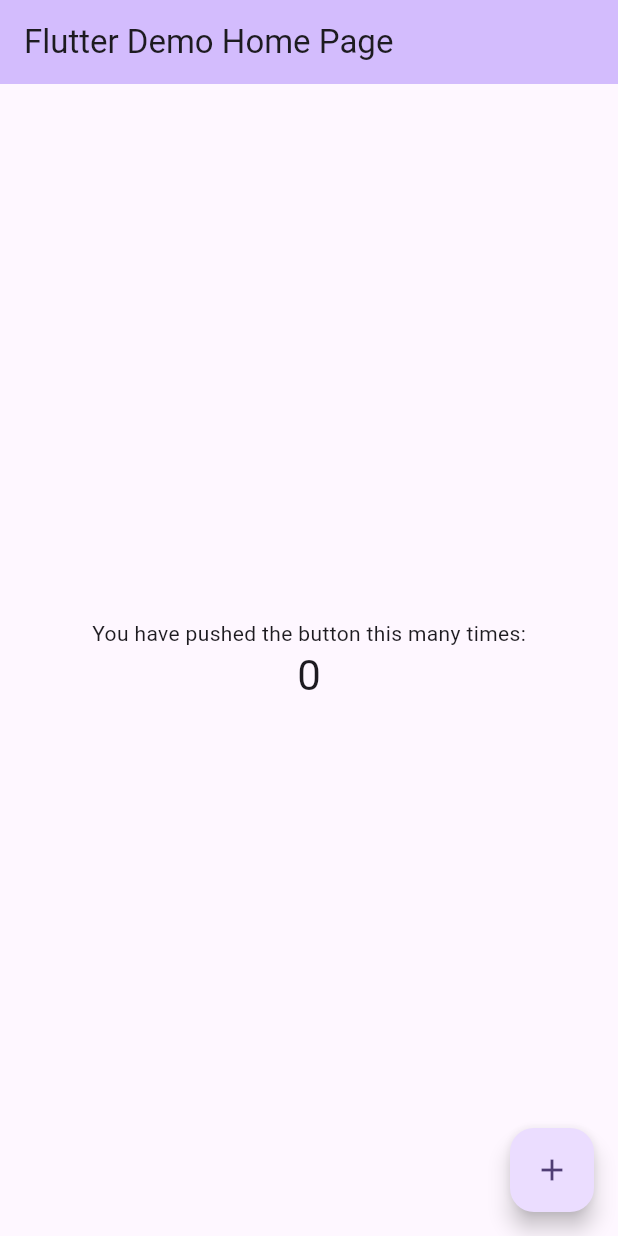
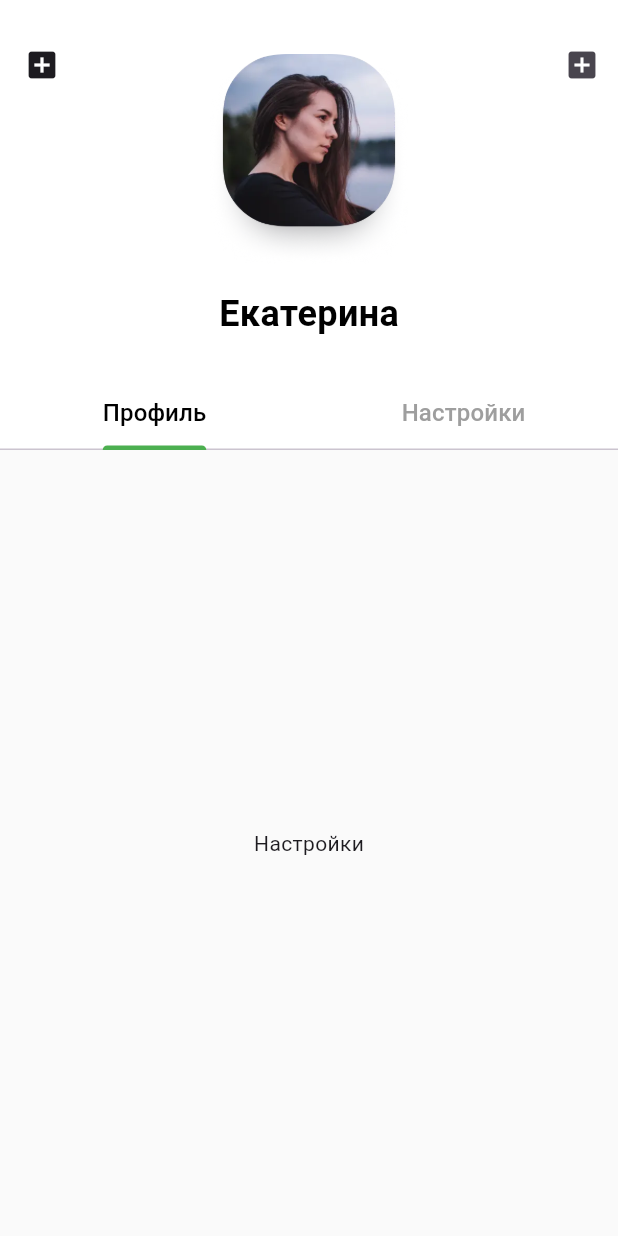
Before and after one commit to anton418788/BankScreen, a Flutter app: the screen it shows after launch, on a phone screen of 412 x 824 dp. Run offline on Flutter 3.47's test engine with Material 3 defaults, Android fonts, the light colour scheme and no system bars.

Commit message:
+main page + assets + tabs

```diff
--- a/lib/main.dart
+++ b/lib/main.dart
@@ -1,4 +1,7 @@
+
 import 'package:flutter/material.dart';
+
+import 'hover.dart';
 
 void main() {
   runApp(const MyApp());
@@ -70,56 +73,103 @@
 
   @override
   Widget build(BuildContext context) {
-    // This method is rerun every time setState is called, for instance as done
-    // by the _incrementCounter method above.
-    //
-    // The Flutter framework has been optimized to make rerunning build methods
-    // fast, so that you can just rebuild anything that needs updating rather
-    // than having to individually change instances of widgets.
     return Scaffold(
-      appBar: AppBar(
-        // TRY THIS: Try changing the color here to a specific color (to
-        // Colors.amber, perhaps?) and trigger a hot reload to see the AppBar
-        // change color while the other colors stay the same.
-        backgroundColor: Theme.of(context).colorScheme.inversePrimary,
-        // Here we take the value from the MyHomePage object that was created by
-        // the App.build method, and use it to set our appbar title.
-        title: Text(widget.title),
+        backgroundColor: Colors.white,
+        body: DefaultTabController(
+          length: 2,
+          child: SafeArea(
+            left: false,
+            right: false,
+            bottom: false,
+            child: NestedScrollView(
+              headerSliverBuilder: (context, value) {
+                return [
+                SliverAppBar(
+                  backgroundColor: Colors.white,
+                  elevation: 2.0,
+                  pinned: true,
+                  floating: false,
+                  expandedHeight: 300.0,
+                  actions: [
+                    IconButton(
+                      padding: const EdgeInsets.only(top: 30.0),
+                      icon: const Icon(Icons.add_box),
+                      onPressed: () {},
+                    )
+                  ],
+                  leading: IconButton(
+                    padding: const EdgeInsets.only(top: 30.0),
+                    icon: const Icon(Icons.add_box),
+                    onPressed: () {},
                   ),
-      body: Center(
-        // Center is a layout widget. It takes a single child and positions it
-        // in the middle of the parent.
+                  bottom: const TabBar(
+                    indicatorColor: Colors.green,
+                    unselectedLabelColor: Colors.grey,
+                    labelColor: Colors.black,
+                    tabs: <Widget>[
+                      Tab(
+                        child: Text(
+                          'Профиль',
+                          style: TextStyle(
+                            fontSize: 16.0,
+                            fontWeight: FontWeight.w500,
+                          ),
+                        ),
+                      ),
+                      Tab(
+                        child: Text('Настройки',
+                            style: TextStyle(
+                              fontSize: 16.0,
+                              fontWeight: FontWeight.w500,
+                            )),
+                      ),
+                    ],
+                  ),
+                  flexibleSpace: FlexibleSpaceBar(
+                    collapseMode: CollapseMode.pin,
+                    background: Center(
                       child: Column(
-          // Column is also a layout widget. It takes a list of children and
-          // arranges them vertically. By default, it sizes itself to fit its
-          // children horizontally, and tries to be as tall as its parent.
-          //
-          // Column has various properties to control how it sizes itself and
-          // how it positions its children. Here we use mainAxisAlignment to
-          // center the children vertically; the main axis here is the vertical
-          // axis because Columns are vertical (the cross axis would be
-          // horizontal).
-          //
-          // TRY THIS: Invoke "debug painting" (choose the "Toggle Debug Paint"
-          // action in the IDE, or press "p" in the console), to see the
-          // wireframe for each widget.
-          mainAxisAlignment: MainAxisAlignment.center,
+                          mainAxisAlignment: MainAxisAlignment.start,
                           children: <Widget>[
+                            const SizedBox(
+                              height: 36.0,
+                            ),
+                            Image.asset(
+                              'assets/ic_user.webp',
+                              width: 140.0,
+                              height: 140.0,
+                            ),
+                            const SizedBox(
+                              height: 16.0,
+                            ),
                             const Text(
-              'You have pushed the button this many times:',
+                              'Екатерина',
+                              style: TextStyle(
+                                  color: Colors.black,
+                                  fontWeight: FontWeight.bold,
+                                  fontSize: 24.0),
                             ),
-            Text(
-              '$_counter',
-              style: Theme.of(context).textTheme.headlineMedium,
+                            const SizedBox(
+                              height: 16.0,
+                            ),
+                          ]),
+                    ),
+                  ),
+                ),
+                ];
+              },
+              body: TabBarView(
+                children: [
+                  //const ProfileTab(),
+                  Container(
+                    color: const Color.fromARGB(255, 250, 250, 250),
+                    alignment: Alignment.center,
+                    child: const Text('Настройки'),
                   ),
                 ],
               ),
             ),
-      floatingActionButton: FloatingActionButton(
-        onPressed: _incrementCounter,
-        tooltip: 'Increment',
-        child: const Icon(Icons.add),
-      ), // This trailing comma makes auto-formatting nicer for build methods.
-    );
+          ),
+        ));
   }
 }
--- a/pubspec.yaml
+++ b/pubspec.yaml
@@ -59,9 +59,9 @@ flutter:
   uses-material-design: true
 
   # To add assets to your application, add an assets section, like this:
-  # assets:
-  #   - images/a_dot_burr.jpeg
-  #   - images/a_dot_ham.jpeg
+  assets:
+    - assets/ic_user.webp
+    - images/a_dot_ham.jpeg
 
   # An image asset can refer to one or more resolution-specific "variants", see
   # https://flutter.dev/assets-and-images/#resolution-aware
```
Also changed, not shown: lib/hover.dart (added, +51 -0 lines), assets/ic_arrow.svg (added), assets/ic_close.svg (added), assets/ic_exit.svg (added), assets/ic_limit.svg (added), assets/ic_percent.svg (added), assets/ic_round_percent.svg (added), assets/ic_sber.svg (added), assets/ic_transfer.svg (added), assets/ic_user.webp (added). Lines whose indentation alone changed are shown as unchanged.
